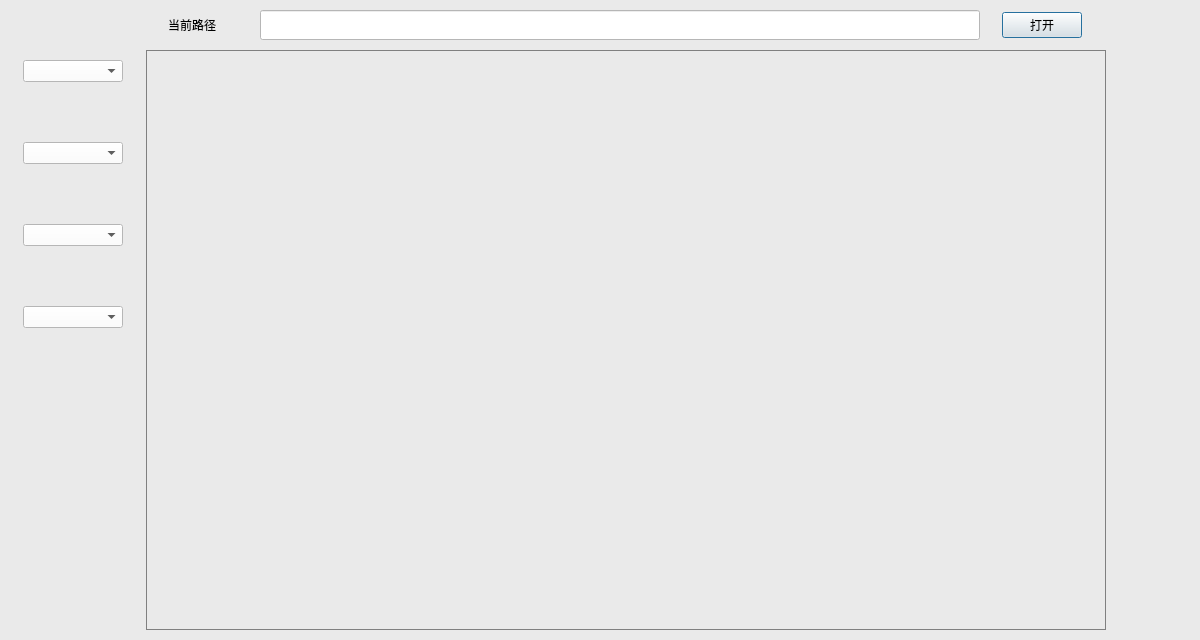
This is VisionAlgShow/offline.ui in MMAPer/VisionAlgShow as Qt 5 draws it before an edit. The edited form follows.
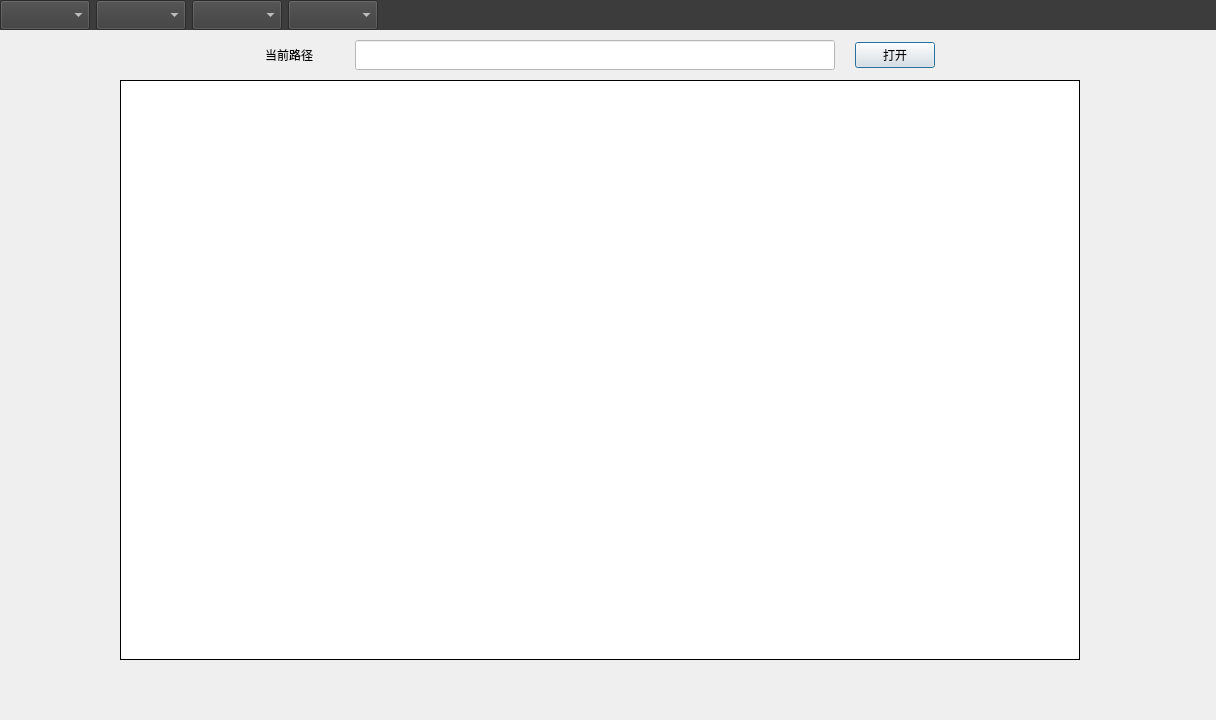
This is the edited form.

Diff of the .ui file:
```diff
--- a/VisionAlgShow/offline.ui
+++ b/VisionAlgShow/offline.ui
@@ -6,8 +6,8 @@
    <rect>
     <x>0</x>
     <y>0</y>
-    <width>1200</width>
-    <height>640</height>
+    <width>1216</width>
+    <height>720</height>
    </rect>
   </property>
   <property name="sizePolicy">
@@ -18,25 +18,74 @@
   </property>
   <property name="minimumSize">
    <size>
-    <width>1200</width>
-    <height>640</height>
+    <width>1216</width>
+    <height>720</height>
    </size>
   </property>
   <property name="maximumSize">
    <size>
-    <width>1200</width>
-    <height>640</height>
+    <width>9999</width>
+    <height>9999</height>
    </size>
   </property>
   <property name="windowTitle">
    <string>Dialog</string>
   </property>
+  <property name="layoutDirection">
+   <enum>Qt::LeftToRight</enum>
+  </property>
   <property name="styleSheet">
-   <string notr="true">background-color:#EAEAEA;color:#EAEAEA;</string>
+   <string notr="true"/>
+  </property>
+  <layout class="QVBoxLayout" name="verticalLayout">
+   <property name="spacing">
+    <number>10</number>
+   </property>
+   <property name="leftMargin">
+    <number>0</number>
+   </property>
+   <property name="topMargin">
+    <number>0</number>
+   </property>
+   <property name="rightMargin">
+    <number>0</number>
+   </property>
+   <property name="bottomMargin">
+    <number>0</number>
+   </property>
+   <item>
+    <widget class="QWidget" name="widget_alg" native="true">
+     <property name="enabled">
+      <bool>true</bool>
+     </property>
+     <property name="sizePolicy">
+      <sizepolicy hsizetype="Preferred" vsizetype="Fixed">
+       <horstretch>0</horstretch>
+       <verstretch>0</verstretch>
+      </sizepolicy>
+     </property>
+     <property name="minimumSize">
+      <size>
+       <width>1216</width>
+       <height>30</height>
+      </size>
+     </property>
+     <property name="maximumSize">
+      <size>
+       <width>9999</width>
+       <height>30</height>
+      </size>
+     </property>
+     <property name="layoutDirection">
+      <enum>Qt::LeftToRight</enum>
+     </property>
+     <property name="styleSheet">
+      <string notr="true">background-color:#3C3C3C;color:white;
+</string>
   </property>
   <layout class="QHBoxLayout" name="horizontalLayout_2">
    <property name="spacing">
-    <number>0</number>
+       <number>6</number>
    </property>
    <property name="leftMargin">
     <number>0</number>
@@ -49,79 +98,78 @@
    </property>
    <property name="bottomMargin">
     <number>0</number>
-   </property>
-   <item>
-    <widget class="QWidget" name="widget_left" native="true">
-     <property name="enabled">
-      <bool>true</bool>
-     </property>
-     <property name="sizePolicy">
-      <sizepolicy hsizetype="Preferred" vsizetype="Preferred">
-       <horstretch>0</horstretch>
-       <verstretch>0</verstretch>
-      </sizepolicy>
-     </property>
-     <property name="minimumSize">
-      <size>
-       <width>120</width>
-       <height>640</height>
-      </size>
-     </property>
-     <property name="maximumSize">
-      <size>
-       <width>120</width>
-       <height>640</height>
-      </size>
-     </property>
-     <layout class="QVBoxLayout" name="verticalLayout_3">
-      <property name="spacing">
-       <number>0</number>
-      </property>
-      <property name="leftMargin">
-       <number>10</number>
-      </property>
-      <property name="topMargin">
-       <number>0</number>
-      </property>
-      <property name="rightMargin">
-       <number>10</number>
-      </property>
-      <property name="bottomMargin">
-       <number>250</number>
       </property>
       <item>
        <widget class="QComboBox" name="cbox_bg">
+        <property name="sizePolicy">
+         <sizepolicy hsizetype="Fixed" vsizetype="Fixed">
+          <horstretch>0</horstretch>
+          <verstretch>0</verstretch>
+         </sizepolicy>
+        </property>
+        <property name="minimumSize">
+         <size>
+          <width>90</width>
+          <height>30</height>
+         </size>
+        </property>
+        <property name="maximumSize">
+         <size>
+          <width>90</width>
+          <height>30</height>
+         </size>
+        </property>
         <property name="styleSheet">
-         <string notr="true">background-color:white;color:black;</string>
+         <string notr="true"/>
         </property>
        </widget>
       </item>
       <item>
        <widget class="QComboBox" name="cbox_od">
+        <property name="minimumSize">
+         <size>
+          <width>90</width>
+          <height>30</height>
+         </size>
+        </property>
+        <property name="maximumSize">
+         <size>
+          <width>90</width>
+          <height>30</height>
+         </size>
+        </property>
         <property name="styleSheet">
-         <string notr="true">background-color:white;color:black;</string>
+         <string notr="true"/>
         </property>
        </widget>
       </item>
       <item>
        <widget class="QComboBox" name="cbox_sot">
+        <property name="sizePolicy">
+         <sizepolicy hsizetype="Fixed" vsizetype="Fixed">
+          <horstretch>0</horstretch>
+          <verstretch>0</verstretch>
+         </sizepolicy>
+        </property>
+        <property name="minimumSize">
+         <size>
+          <width>90</width>
+          <height>30</height>
+         </size>
+        </property>
+        <property name="maximumSize">
+         <size>
+          <width>90</width>
+          <height>30</height>
+         </size>
+        </property>
         <property name="styleSheet">
-         <string notr="true">background-color:white;color:black;</string>
+         <string notr="true"/>
         </property>
        </widget>
       </item>
       <item>
        <widget class="QComboBox" name="cbox_sm">
-        <property name="styleSheet">
-         <string notr="true">background-color:white;color:black;</string>
-        </property>
-       </widget>
-      </item>
-     </layout>
-    </widget>
-   </item>
-   <item>
-    <widget class="QWidget" name="widget_main" native="true">
      <property name="sizePolicy">
       <sizepolicy hsizetype="Fixed" vsizetype="Fixed">
        <horstretch>0</horstretch>
@@ -130,35 +178,37 @@
      </property>
      <property name="minimumSize">
       <size>
-       <width>1040</width>
-       <height>640</height>
+          <width>90</width>
+          <height>30</height>
       </size>
      </property>
      <property name="maximumSize">
       <size>
-       <width>1040</width>
-       <height>640</height>
+          <width>90</width>
+          <height>30</height>
       </size>
      </property>
      <property name="styleSheet">
-      <string notr="true">font:9pt &quot;微软雅黑&quot;;</string>
-     </property>
-     <layout class="QVBoxLayout" name="verticalLayout">
-      <property name="spacing">
-       <number>0</number>
-      </property>
-      <property name="leftMargin">
-       <number>0</number>
-      </property>
-      <property name="topMargin">
-       <number>0</number>
-      </property>
-      <property name="rightMargin">
-       <number>0</number>
-      </property>
-      <property name="bottomMargin">
-       <number>0</number>
-      </property>
+         <string notr="true"/>
+        </property>
+       </widget>
+      </item>
+      <item>
+       <spacer name="hs_alg">
+        <property name="orientation">
+         <enum>Qt::Horizontal</enum>
+        </property>
+        <property name="sizeHint" stdset="0">
+         <size>
+          <width>829</width>
+          <height>20</height>
+         </size>
+        </property>
+       </spacer>
+      </item>
+     </layout>
+    </widget>
+   </item>
       <item>
        <widget class="QWidget" name="widge_title" native="true">
         <property name="enabled">
@@ -172,22 +222,22 @@
         </property>
         <property name="minimumSize">
          <size>
-          <width>960</width>
+       <width>1200</width>
           <height>30</height>
          </size>
         </property>
         <property name="maximumSize">
          <size>
-          <width>960</width>
+       <width>1200</width>
           <height>30</height>
          </size>
         </property>
         <property name="styleSheet">
          <string notr="true"/>
         </property>
-        <layout class="QHBoxLayout" name="horizontalLayout">
+     <layout class="QHBoxLayout" name="horizontalLayout_3">
          <property name="spacing">
-          <number>0</number>
+       <number>20</number>
          </property>
          <property name="leftMargin">
           <number>0</number>
@@ -201,6 +251,19 @@
          <property name="bottomMargin">
           <number>0</number>
          </property>
+      <item>
+       <spacer name="hs_title_left">
+        <property name="orientation">
+         <enum>Qt::Horizontal</enum>
+        </property>
+        <property name="sizeHint" stdset="0">
+         <size>
+          <width>40</width>
+          <height>20</height>
+         </size>
+        </property>
+       </spacer>
+      </item>
          <item>
           <widget class="QLabel" name="label_dir">
            <property name="sizePolicy">
@@ -239,13 +302,13 @@
            </property>
            <property name="minimumSize">
             <size>
-             <width>720</width>
+          <width>480</width>
              <height>30</height>
             </size>
            </property>
            <property name="maximumSize">
             <size>
-             <width>720</width>
+          <width>480</width>
              <height>30</height>
             </size>
            </property>
@@ -270,9 +333,61 @@
            </property>
           </widget>
          </item>
+      <item>
+       <spacer name="hs_title_right">
+        <property name="orientation">
+         <enum>Qt::Horizontal</enum>
+        </property>
+        <property name="sizeHint" stdset="0">
+         <size>
+          <width>40</width>
+          <height>20</height>
+         </size>
+        </property>
+       </spacer>
+      </item>
         </layout>
        </widget>
       </item>
+   <item>
+    <widget class="QWidget" name="widget_main" native="true">
+     <property name="sizePolicy">
+      <sizepolicy hsizetype="Preferred" vsizetype="Preferred">
+       <horstretch>0</horstretch>
+       <verstretch>0</verstretch>
+      </sizepolicy>
+     </property>
+     <property name="minimumSize">
+      <size>
+       <width>1200</width>
+       <height>580</height>
+      </size>
+     </property>
+     <property name="maximumSize">
+      <size>
+       <width>1200</width>
+       <height>580</height>
+      </size>
+     </property>
+     <property name="styleSheet">
+      <string notr="true"/>
+     </property>
+     <layout class="QHBoxLayout" name="horizontalLayout">
+      <property name="spacing">
+       <number>0</number>
+      </property>
+      <property name="leftMargin">
+       <number>0</number>
+      </property>
+      <property name="topMargin">
+       <number>0</number>
+      </property>
+      <property name="rightMargin">
+       <number>0</number>
+      </property>
+      <property name="bottomMargin">
+       <number>0</number>
+      </property>
       <item>
        <widget class="QLabel" name="label_play">
         <property name="sizePolicy">
@@ -293,8 +408,11 @@
           <height>580</height>
          </size>
         </property>
+        <property name="layoutDirection">
+         <enum>Qt::LeftToRight</enum>
+        </property>
         <property name="styleSheet">
-         <string notr="true">border:1px solid gray;</string>
+         <string notr="true">border:1px solid black;background-color:white</string>
         </property>
         <property name="text">
          <string/>
@@ -304,6 +422,19 @@
      </layout>
     </widget>
    </item>
+   <item>
+    <spacer name="vs_offline">
+     <property name="orientation">
+      <enum>Qt::Vertical</enum>
+     </property>
+     <property name="sizeHint" stdset="0">
+      <size>
+       <width>20</width>
+       <height>40</height>
+      </size>
+     </property>
+    </spacer>
+   </item>
   </layout>
   <zorder>horizontalSpacer_2</zorder>
   <zorder>widget_main</zorder>
```
Left out of the diff: 3 changed lines with no effect on the pictures. Lines whose indentation alone changed are shown as unchanged.
